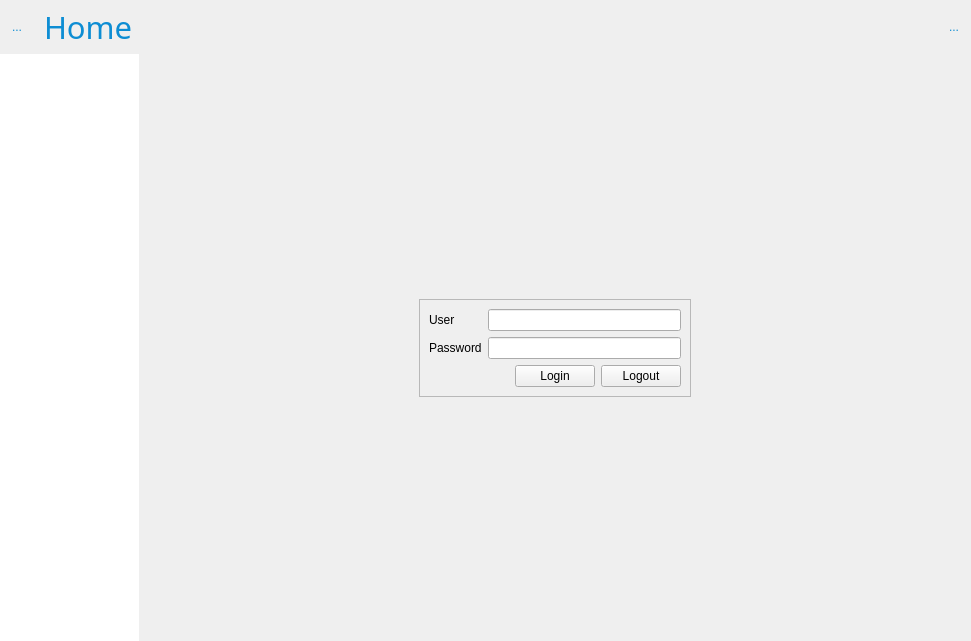
Above: Include/imtgui/CThumbnailDecoratorGuiComp.ui from ImagingTools/ImtCore before the change. Below: the same form after it.
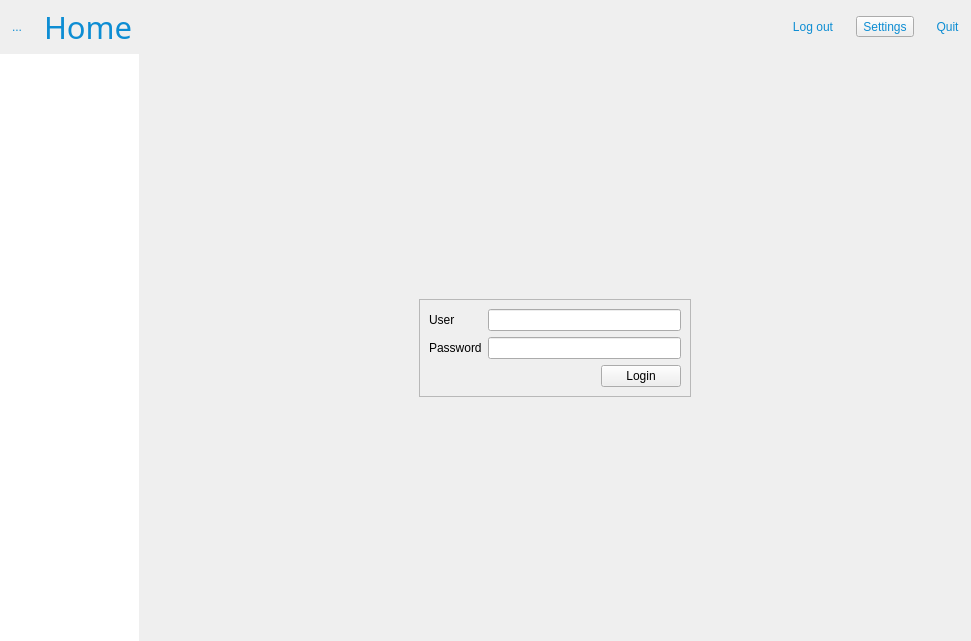
That is the form after the change. Icons and pictures are not drawn.

What changed in the file:
```diff
--- a/Include/imtgui/CThumbnailDecoratorGuiComp.ui
+++ b/Include/imtgui/CThumbnailDecoratorGuiComp.ui
@@ -275,10 +275,47 @@
         </property>
        </spacer>
       </item>
+      <item>
+       <widget class="QToolButton" name="LogoutButton">
+        <property name="text">
+         <string>Log out</string>
+        </property>
+        <property name="icon">
+         <iconset resource="imtgui.qrc">
+          <normaloff>:/Icons/Unlock</normaloff>:/Icons/Unlock</iconset>
+        </property>
+        <property name="iconSize">
+         <size>
+          <width>24</width>
+          <height>24</height>
+         </size>
+        </property>
+        <property name="autoRaise">
+         <bool>true</bool>
+        </property>
+       </widget>
+      </item>
+      <item>
+       <widget class="QToolButton" name="toolButton">
+        <property name="text">
+         <string>Settings</string>
+        </property>
+        <property name="icon">
+         <iconset resource="imtgui.qrc">
+          <normaloff>:/Icons/Settings</normaloff>:/Icons/Settings</iconset>
+        </property>
+        <property name="iconSize">
+         <size>
+          <width>24</width>
+          <height>24</height>
+         </size>
+        </property>
+       </widget>
+      </item>
       <item>
        <widget class="QToolButton" name="ExitButton">
         <property name="text">
-         <string>...</string>
+         <string>Quit</string>
         </property>
         <property name="icon">
          <iconset resource="imtgui.qrc">
@@ -286,16 +323,13 @@
         </property>
         <property name="iconSize">
          <size>
-          <width>40</width>
-          <height>40</height>
+          <width>24</width>
+          <height>24</height>
          </size>
         </property>
         <property name="shortcut">
          <string>Ctrl+S</string>
         </property>
-        <property name="checkable">
-         <bool>false</bool>
-        </property>
         <property name="autoRaise">
          <bool>true</bool>
         </property>
@@ -503,12 +537,9 @@
                     <property name="text">
                      <string>Login</string>
                     </property>
-                   </widget>
-                  </item>
-                  <item>
-                   <widget class="QPushButton" name="LogoutButton">
-                    <property name="text">
-                     <string>Logout</string>
+                    <property name="icon">
+                     <iconset resource="imtgui.qrc">
+                      <normaloff>:/Icons/Lock</normaloff>:/Icons/Lock</iconset>
                     </property>
                    </widget>
                   </item>
```
Left out of the diff: 5 changed lines with no effect on the pictures.
